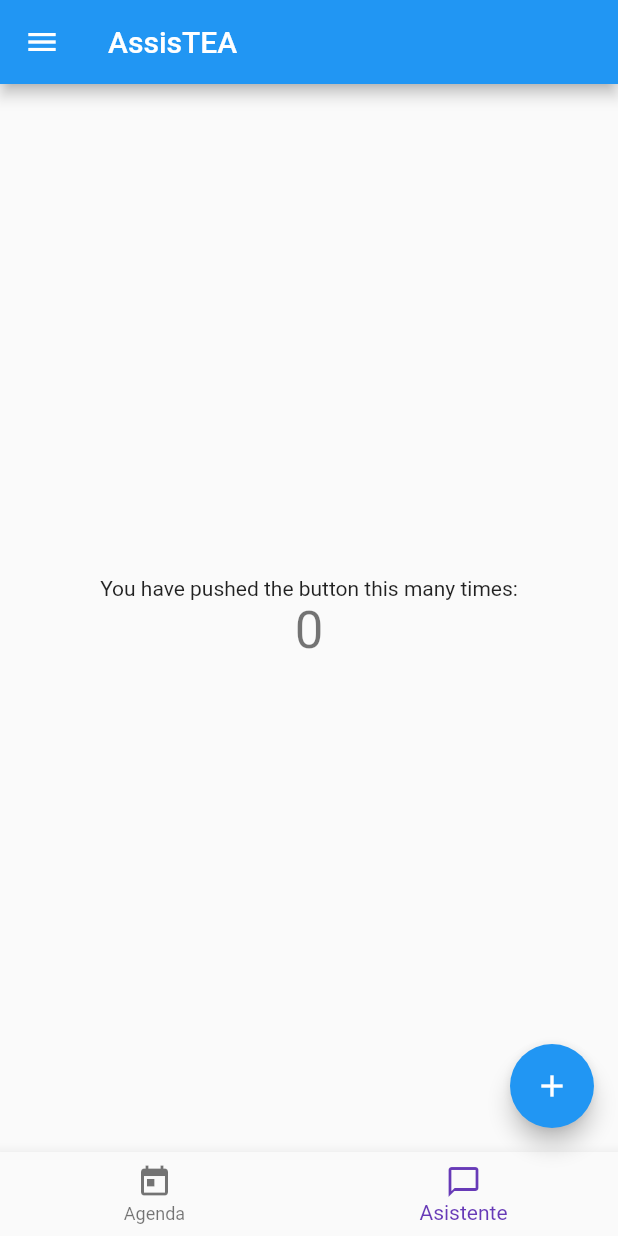
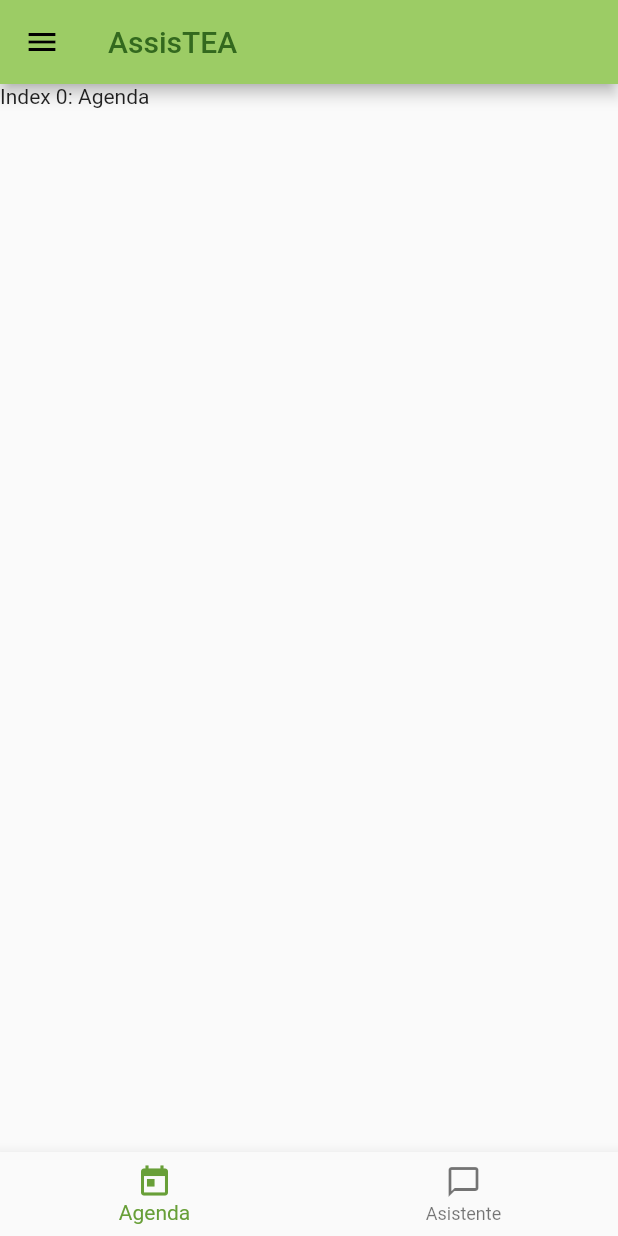
Before and after one commit to Elbaridne/AssisTEA, a Flutter app: the screen it shows after launch, on a phone screen of 412 x 824 dp. Run offline on Flutter 3.47's test engine with Material 2 defaults, Android fonts, the phone set to English and light mode, and no system bars; missing offline and left inert: flutter_dialogflow; Roboto replaces fonts that are missing (Hind, Montserrat).

Commit message:
Bienvenida a la familia, ADA!

```diff
--- a/lib/main.dart
+++ b/lib/main.dart
@@ -1,6 +1,24 @@
 import 'package:flutter/material.dart';
 
+import 'package:assistea/ava.dart';
+
 void main() => runApp(MyApp());
+
+const MaterialColor verde = const MaterialColor(
+  0x00CC83,
+  const <int, Color>{
+    50: const Color(0x35FFB7),
+    100: const Color(0x00FFA4),
+    200: const Color(0x007F52),
+    300: const Color(0x197F5B),
+    400: const Color(0x00CC83),
+    500: const Color(0x00CC83),
+    600: const Color(0x00CC83),
+    700: const Color(0x00CC83),
+    800: const Color(0x00CC83),
+    900: const Color(0x00CC83),
+  },
+);
 
 class MyApp extends StatelessWidget {
   // This widget is the root of your application.
@@ -8,10 +26,23 @@ class MyApp extends StatelessWidget {
   Widget build(BuildContext context) {
     return MaterialApp(
       title: 'AssisTEA',
-      theme: ThemeData(
+        theme: ThemeData(
+          // Define the default Brightness and Colors
+          brightness: Brightness.light,
+          primaryColor: Colors.lightGreen[400],
+          accentColor: Colors.lightGreen[700],
 
-        primarySwatch: Colors.blue,
-      ),
+          // Define the default Font Family
+          fontFamily: 'Montserrat',
+
+          // Define the default TextTheme. Use this to specify the default
+          // text styling for headlines, titles, bodies of text, and more.
+          textTheme: TextTheme(
+            headline: TextStyle(fontSize: 72.0, fontWeight: FontWeight.bold, color: Colors.lightGreen[900]),
+            title: TextStyle(fontSize: 36.0, fontStyle: FontStyle.italic),
+            body1: TextStyle(fontSize: 14.0, fontFamily: 'Hind'),
+          ),
+        ),
       home: MyHomePage(title: 'AssisTEA'),
     );
   }
@@ -37,10 +68,10 @@ class MyHomePage extends StatefulWidget {
 
 class _MyHomePageState extends State<MyHomePage> {
   int _counter = 0;
-  int _selectedIndex = 1;
+  int _selectedIndex = 0;
   final _widgetOptions = [
     Text('Index 0: Agenda'),
-    Text('Index 1: Asistente'),
+    Ava()
 
   ];
 
@@ -70,48 +101,20 @@ class _MyHomePageState extends State<MyHomePage> {
     // fast, so that you can just rebuild anything that needs updating rather
     // than having to individually change instances of widgets.
     return Scaffold(
+      resizeToAvoidBottomPadding: true,
       appBar: AppBar(
         // Here we take the value from the MyHomePage object that was created by
         // the App.build method, and use it to set our appbar title.
-        title: Text(widget.title),
+        title: Text("AssisTEA", style: TextStyle(color: Colors.lightGreen[900]), textAlign: TextAlign.center),
       ),
-      body: Center(
-        // Center is a layout widget. It takes a single child and positions it
-        // in the middle of the parent.
-        child: Column(
-          // Column is also layout widget. It takes a list of children and
-          // arranges them vertically. By default, it sizes itself to fit its
-          // children horizontally, and tries to be as tall as its parent.
-          //
-          // Invoke "debug painting" (press "p" in the console, choose the
-          // "Toggle Debug Paint" action from the Flutter Inspector in Android
-          // Studio, or the "Toggle Debug Paint" command in Visual Studio Code)
-          // to see the wireframe for each widget.
-          //
-          // Column has various properties to control how it sizes itself and
-          // how it positions its children. Here we use mainAxisAlignment to
-          // center the children vertically; the main axis here is the vertical
-          // axis because Columns are vertical (the cross axis would be
-          // horizontal).
-          mainAxisAlignment: MainAxisAlignment.center,
-          children: <Widget>[
-            Text(
-              'You have pushed the button this many times:',
-            ),
-            Text(
-              '$_counter',
-              style: Theme.of(context).textTheme.display1,
-            ),
-          ],
-        ),
-      ),
+      body: _widgetOptions[_selectedIndex],
       bottomNavigationBar: BottomNavigationBar(
         items: <BottomNavigationBarItem>[
           BottomNavigationBarItem(icon: Icon(Icons.today), title: Text('Agenda')),
           BottomNavigationBarItem(icon: Icon(Icons.chat_bubble_outline), title: Text('Asistente')),
         ],
         currentIndex: _selectedIndex,
-        fixedColor: Colors.deepPurple,
+        fixedColor: Theme.of(context).accentColor,
         onTap: _onItemTapped,
       ),
       drawer: ListView(
@@ -123,11 +126,7 @@ class _MyHomePageState extends State<MyHomePage> {
           ListTile(title: Text('Blabla3')),
         ],
       ),
-      floatingActionButton: FloatingActionButton(
-        onPressed: _incrementCounter,
-        tooltip: 'Increment',
-        child: Icon(Icons.add),
-      ), // This trailing comma makes auto-formatting nicer for build methods.
+      // This trailing comma makes auto-formatting nicer for build methods.
     );
   }
 }
--- a/pubspec.yaml
+++ b/pubspec.yaml
@@ -13,6 +13,7 @@ environment:
   sdk: ">=2.0.0-dev.68.0 <3.0.0"
 
 dependencies:
+  flutter_dialogflow: ^0.1.0
   flutter:
     sdk: flutter
 
@@ -35,7 +36,10 @@ flutter:
   # included with your application, so that you can use the icons in
   # the material Icons class.
   uses-material-design: true
-
+  assets:
+      - assets/small_api_creds.json
+      - assets/logo7.png
+      - assets/placeholder.png
   # To add assets to your application, add an assets section, like this:
   # assets:
   #  - images/a_dot_burr.jpeg
```
Also changed, not shown: lib/ava.dart (added, +142 -0 lines), lib/bubble.dart (added, +75 -0 lines).
